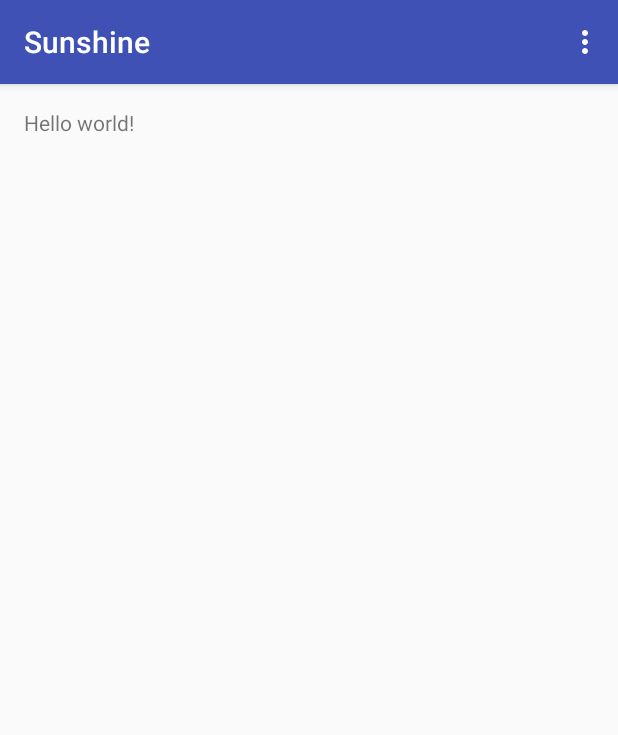
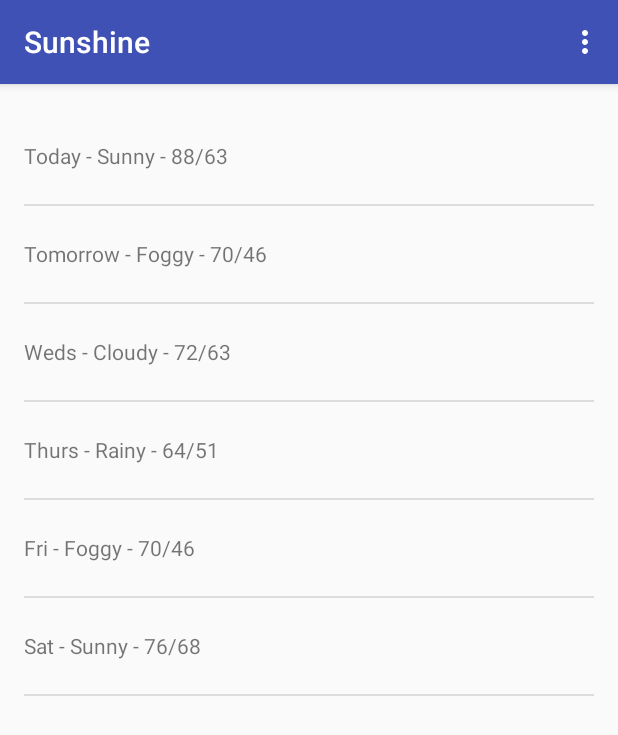
Before and after one commit to miguel550/SunshineApp, an Android app: the screen it shows after launch (MainActivity), on a phone screen of 412 x 824 dp. Shown: the top 735 px of the screen. Run offline under Robolectric (Android 15) with nearby library versions, the phone set to English and light mode, and no system bars.

Commit message:
Upgrade Android studio from 2.0 to 2.1

```diff
--- a/app/src/main/java/com/malmonte/sunshine/app/MainActivity.java
+++ b/app/src/main/java/com/malmonte/sunshine/app/MainActivity.java
@@ -9,8 +9,12 @@ import android.view.Menu;
 import android.view.MenuItem;
 import android.view.View;
 import android.view.ViewGroup;
+import android.widget.ArrayAdapter;
+import android.widget.ListView;
 
-public class MainActivity extends ActionBarActivity {
+import java.util.ArrayList;
+
+public class MainActivity extends AppCompatActivity {
 
     @Override
     protected void onCreate(Bundle savedInstanceState) {
@@ -57,6 +61,21 @@ public class MainActivity extends ActionBarActivity {
         public View onCreateView(LayoutInflater inflater, ViewGroup container,
                                  Bundle savedInstanceState) {
             View rootView = inflater.inflate(R.layout.fragment_main, container, false);
+
+            ArrayList<String> weekForecast = new ArrayList<>();
+            weekForecast.add("Today - Sunny - 88/63");
+            weekForecast.add("Tomorrow - Foggy - 70/46");
+            weekForecast.add("Weds - Cloudy - 72/63");
+            weekForecast.add("Thurs - Rainy - 64/51");
+            weekForecast.add("Fri - Foggy - 70/46");
+            weekForecast.add("Sat - Sunny - 76/68");
+            ArrayAdapter<String> adapter = new ArrayAdapter<String>(getActivity(),
+                    R.layout.list_item_forecast,
+                    R.id.list_item_forecast_textview,
+                    weekForecast);
+            ListView listView = (ListView) rootView.findViewById(R.id.listview_forecast);
+            listView.setAdapter(adapter);
+
             return rootView;
         }
     }
--- a/app/src/main/res/layout/fragment_main.xml
+++ b/app/src/main/res/layout/fragment_main.xml
@@ -1,13 +1,18 @@
 <?xml version="1.0" encoding="utf-8"?>
-<RelativeLayout xmlns:android="http://schemas.android.com/apk/res/android"
-    xmlns:tools="http://schemas.android.com/tools" android:layout_width="match_parent"
-    android:layout_height="match_parent" android:paddingLeft="@dimen/activity_horizontal_margin"
+<FrameLayout xmlns:android="http://schemas.android.com/apk/res/android"
+    xmlns:tools="http://schemas.android.com/tools"
+    android:layout_width="match_parent"
+    android:layout_height="match_parent"
+    android:paddingLeft="@dimen/activity_horizontal_margin"
     android:paddingRight="@dimen/activity_horizontal_margin"
     android:paddingTop="@dimen/activity_vertical_margin"
     android:paddingBottom="@dimen/activity_vertical_margin"
     tools:context=".MainActivity$PlaceholderFragment">
 
-    <TextView android:text="@string/hello_world" android:layout_width="wrap_content"
-        android:layout_height="wrap_content" />
+    <ListView
+        android:layout_width="match_parent"
+        android:layout_height="match_parent"
+        android:id="@+id/listview_forecast" />
 
-</RelativeLayout>
+
+</FrameLayout>
--- /dev/null
+++ b/app/src/main/res/layout/list_item_forecast.xml
@@ -0,0 +1,8 @@
+<?xml version="1.0" encoding="utf-8"?>
+<TextView xmlns:android="http://schemas.android.com/apk/res/android"
+    android:orientation="vertical"
+    android:id="@+id/list_item_forecast_textview"
+    android:layout_width="match_parent"
+    android:layout_height="wrap_content"
+    android:minHeight="?android:attr/listPreferredItemHeight"
+    android:gravity="center_vertical"/>
--- a/build.gradle
+++ b/build.gradle
@@ -5,7 +5,7 @@ buildscript {
         jcenter()
     }
     dependencies {
-        classpath 'com.android.tools.build:gradle:2.0.0'
+        classpath 'com.android.tools.build:gradle:2.1.0'
 
         // NOTE: Do not place your application dependencies here; they belong
         // in the individual module build.gradle files
```
